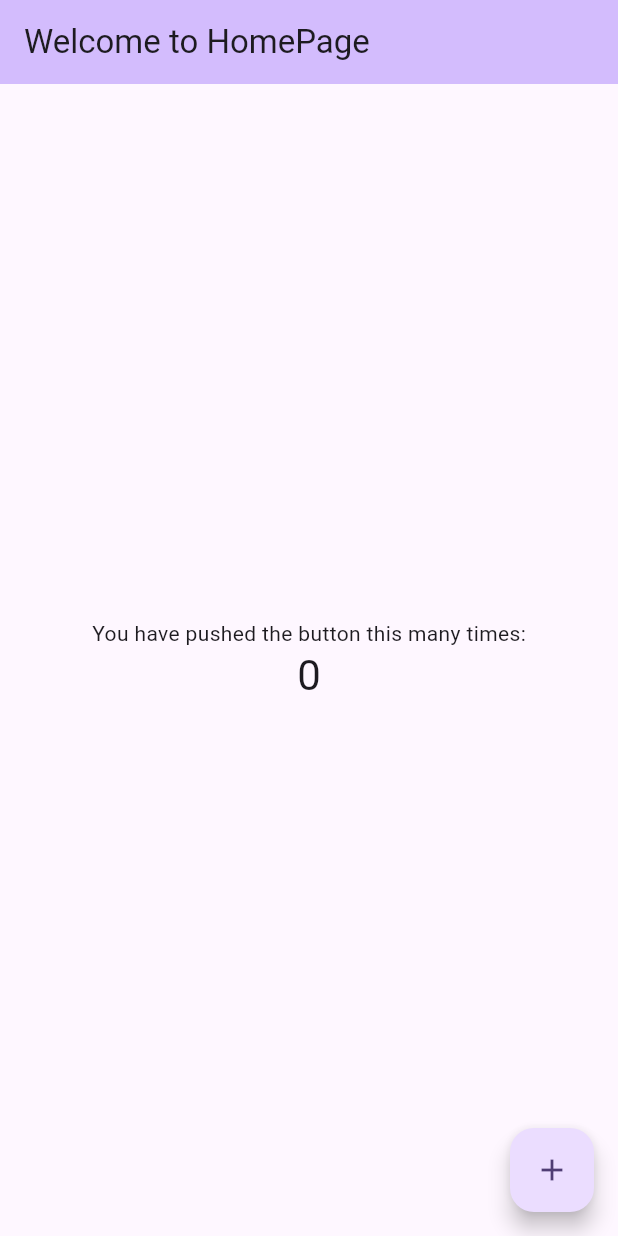
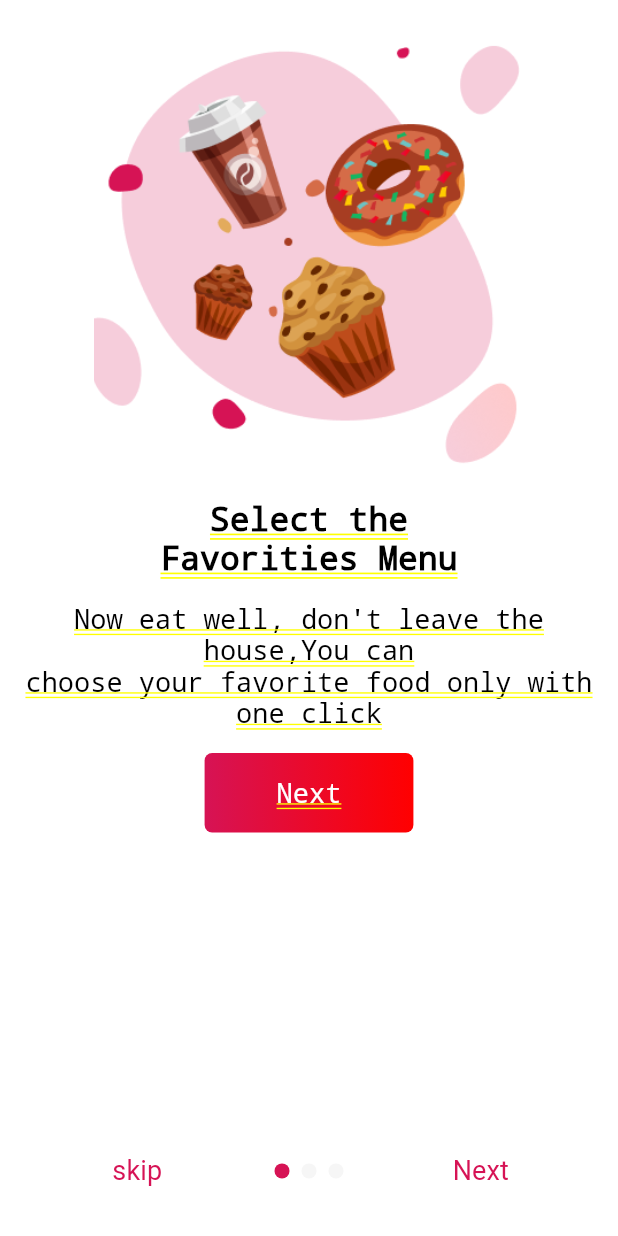
Before and after one commit to Hamza-fullstackdev/Food-order-application, a Flutter app: the screen it shows after launch, on a phone screen of 412 x 824 dp. Run offline on Flutter 3.47's test engine with Material 3 defaults, Android fonts, the phone set to English and light mode, and no system bars; drawn by our look-alikes of smooth_page_indicator; our stand-ins replace animated_text_kit.

Commit message:
Intro page created

```diff
--- /dev/null
+++ b/frontend/lib/intro_page.dart
@@ -0,0 +1,73 @@
+import 'package:flutter/material.dart';
+import 'package:frontend/utils/app_contants.dart';
+import 'package:frontend/utils/buttons.dart';
+import 'package:frontend/utils/text_view.dart';
+import 'package:smooth_page_indicator/smooth_page_indicator.dart';
+
+class IntroPage extends StatelessWidget {
+  PageController _controller = PageController();
+  int _itemCount = 3;
+  @override
+  Widget build(BuildContext context) {
+    return Stack(
+      children: [
+        Column(
+          children: [
+          Container(
+          decoration: BoxDecoration(
+            color: AppContants.blackColor,
+            image: DecorationImage(image: AssetImage("assets/images/on_board_bg.png"))
+          )),
+          Expanded(
+            child: PageView(
+            controller: _controller,
+            children: [
+              NewWidget(),
+              NewWidget(),
+              NewWidget()
+            ],
+                ),
+          ),]),
+          Container(
+            alignment: AlignmentGeometry.xy(0, 0.95),
+            child: Row(
+              mainAxisAlignment: MainAxisAlignment.spaceEvenly,
+              children: [
+                TextButton(onPressed: (){},child: TextView(text: "skip",color: AppContants.redColor,),),
+                SmoothPageIndicator(controller: _controller, count: _itemCount,effect:
+                SwapEffect(activeDotColor: AppContants.redColor,dotHeight: 10,
+                dotWidth: 10,dotColor: AppContants.offWhiteColor),),
+
+                TextButton(onPressed: (){},child: TextView(text: "Next",color: AppContants.redColor,),),
+
+              ],
+            ),
+          )
+        ],
+        );
+  }
+}
+
+class NewWidget extends StatelessWidget {
+  const NewWidget({
+    super.key,
+  });
+
+  @override
+  Widget build(BuildContext context) {
+    return Column(
+      children: [
+        Image.asset("assets/images/intro_img1.png",height: 334,width: 308,),
+        TextView(text: "Select the\nFavorities Menu",textAlignment: true,size: 22,bold: true,),
+        Padding(
+          padding: const EdgeInsets.symmetric(vertical: 16),
+          child: TextView(text: "Now eat well, don't leave the house,You can\n" +
+          "choose your favorite food only with\n" +
+          "one click",textAlignment: true,size: 18,bold: false),
+        ),
+        Buttons(),
+
+      ],
+    );
+  }
+}
--- a/frontend/lib/main.dart
+++ b/frontend/lib/main.dart
@@ -1,4 +1,5 @@
 import 'package:flutter/material.dart';
+import 'package:frontend/intro_page.dart';
 import 'package:frontend/splash_screen.dart';
 
 void main() {
@@ -16,7 +17,7 @@ class MyApp extends StatelessWidget {
 
         colorScheme: ColorScheme.fromSeed(seedColor: Colors.deepPurple),
       ),
-      home:  SplashScreen(),
+      home:  IntroPage(),
     );
   }
 }
--- a/frontend/lib/splash_screen.dart
+++ b/frontend/lib/splash_screen.dart
@@ -1,6 +1,7 @@
 import 'package:animated_text_kit/animated_text_kit.dart';
 import 'package:flutter/material.dart';
 import 'package:frontend/homeScreen.dart';
+import 'package:frontend/intro_page.dart';
 import 'package:frontend/utils/app_contants.dart';
 
 class SplashScreen extends StatefulWidget{
@@ -19,7 +20,7 @@ class _SplashScreenState extends State<SplashScreen> with TickerProviderStateMix
     Future.delayed(Duration(seconds: 4),(){
       if(mounted){
           Navigator.pushReplacement(context, MaterialPageRoute(builder: (_) =>
-           MyHomePage(title: "Welcome to HomePage")));
+           IntroPage()));
       }
     });
 
--- /dev/null
+++ b/frontend/lib/utils/buttons.dart
@@ -0,0 +1,23 @@
+import 'package:flutter/material.dart';
+import 'package:frontend/utils/app_contants.dart';
+import 'package:frontend/utils/text_view.dart';
+
+class Buttons extends StatelessWidget{
+  @override
+  Widget build(BuildContext context) {
+    return Container(
+      margin: EdgeInsets.only(bottom: 20),
+      decoration: BoxDecoration(
+        borderRadius: BorderRadius.circular(5),
+        gradient: LinearGradient(colors:[
+           Color(0xffD61355),
+           Color(0xffFF0000)
+        ])
+      ),
+      child: Padding(
+        padding: const EdgeInsets.symmetric(vertical: 16.0,horizontal: 48),
+        child: TextView(text: "Next",color: AppContants.whiteColor,textAlignment: true,),
+      ),
+    );
+  }
+}
--- a/frontend/lib/utils/text_view.dart
+++ b/frontend/lib/utils/text_view.dart
@@ -6,11 +6,17 @@ class TextView extends StatelessWidget{
   final color;
   final double size;
   final bool bold;
+  final bool textAlignment;
 
-  const TextView({super.key,required this.text, this.color = AppContants.blackColor,this.bold = false,this.size = 18});
+  const TextView({super.key,required this.text,
+   this.color = AppContants.blackColor
+  ,this.bold = false,
+  this.size = 18,
+  this.textAlignment = false});
   @override
   Widget build(BuildContext context) {
     return Text(
+      textAlign: textAlignment ? TextAlign.center : TextAlign.start,
       text,
       style: TextStyle(
         color: color,
--- a/frontend/pubspec.yaml
+++ b/frontend/pubspec.yaml
@@ -35,6 +35,7 @@ dependencies:
   # Use with the CupertinoIcons class for iOS style icons.
   cupertino_icons: ^1.0.8
   animated_text_kit: ^4.2.3
+  smooth_page_indicator: ^1.2.1
 
 dev_dependencies:
   flutter_test:
```
Also changed, not shown: frontend/assets/images/intro_img1.png (added), frontend/assets/images/intro_img2.png (added), frontend/assets/images/on_board_bg.png (added), frontend/pubspec.lock, 1 other file.
